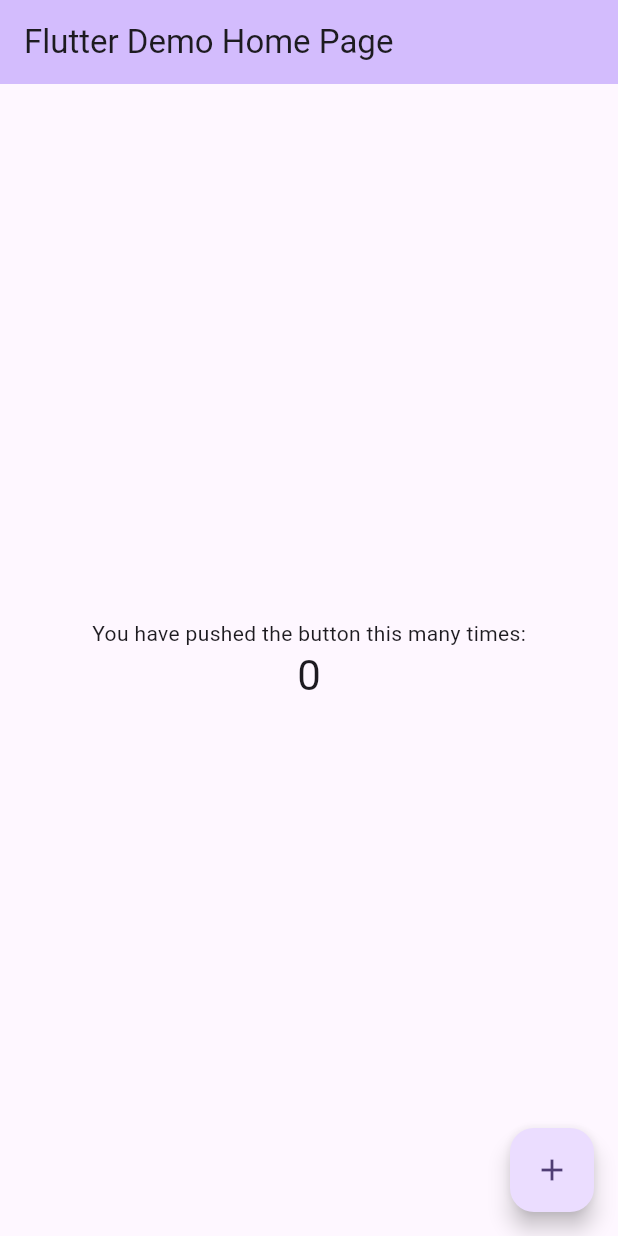
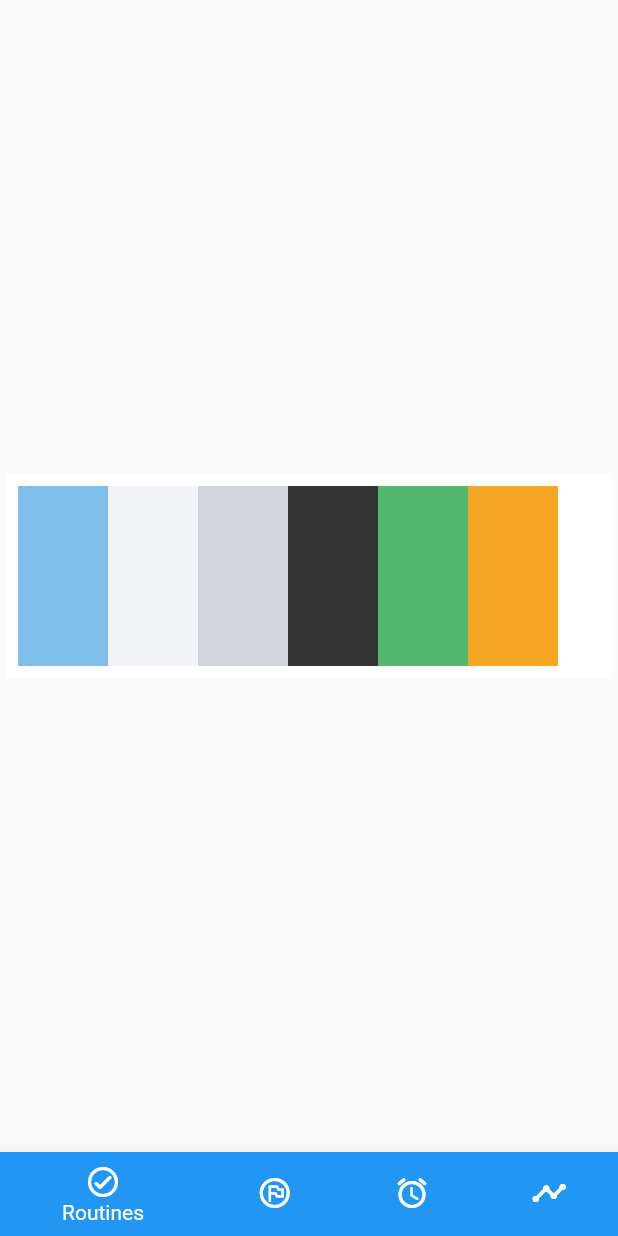
Before and after one commit to BLAS-Hugo/routine_app, a Flutter app: the screen it shows after launch, on a phone screen of 412 x 824 dp. Run offline on Flutter 3.47's test engine with Material 2 defaults, Android fonts, the light colour scheme and no system bars.

Commit message:
Tests de couleurs et de themes

```diff
--- /dev/null
+++ b/lib/features/color_testing.dart
@@ -0,0 +1,26 @@
+import 'package:flutter/material.dart';
+
+class ColorTesting extends StatelessWidget {
+  const ColorTesting({super.key});
+
+  final List<Color> colors = const [Color(0xff7FBEEB), Color(0xffF2F4F8), Color(0xffD1D5DB), Color(0xff333333), Color(0xff50B96F), Color(0xffF5A623),];
+
+  @override
+  Widget build(BuildContext context) {
+    return ColoredBox(
+      color: Colors.white,
+      child: Padding(
+        padding: const EdgeInsets.all(8.0),
+        child: Row(
+          children: colors
+              .map((color) => Container(
+                    height: 120,
+                    width: 60,
+                    color: color,
+                  ))
+              .toList(),
+        ),
+      ),
+    );
+  }
+}
--- /dev/null
+++ b/lib/features/home/pages/home.dart
@@ -0,0 +1,65 @@
+import 'package:flutter/material.dart';
+import 'package:routine/features/color_testing.dart';
+import 'package:routine/theme/theme_constants.dart';
+
+class Home extends StatefulWidget {
+  const Home({super.key});
+
+  @override
+  State<Home> createState() => _HomeState();
+}
+
+class _HomeState extends State<Home> {
+  int index = 0;
+
+  @override
+  Widget build(BuildContext context) {
+    return Scaffold(
+      body: Padding(
+        padding: const EdgeInsets.all(4.0),
+        child: Center(
+          child: ColorTesting(),
+        ),
+      ),
+      bottomNavigationBar: BottomNavigationBar(
+        backgroundColor: Colors.blue,
+        currentIndex: index,
+        onTap: (int newIndex) {
+          setState(() {
+            index = newIndex;
+          });
+        },
+        items: [
+          BottomNavigationBarItem(
+            backgroundColor: Colors.blue,
+            icon: Icon(
+              Icons.check_circle_outline_rounded,
+            ),
+            label: "Routines",
+          ),
+          BottomNavigationBarItem(
+            backgroundColor: Colors.blue,
+            icon: Icon(
+              Icons.flag_circle_outlined,
+            ),
+            label: "Objectifs",
+          ),
+          BottomNavigationBarItem(
+            backgroundColor: Colors.blue,
+            icon: Icon(
+              Icons.access_alarm_rounded,
+            ),
+            label: "Rappels",
+          ),
+          BottomNavigationBarItem(
+            backgroundColor: Colors.blue,
+            icon: Icon(
+              Icons.timeline_rounded,
+            ),
+            label: "Progrès",
+          ),
+        ],
+      ),
+    );
+  }
+}
--- a/lib/main.dart
+++ b/lib/main.dart
@@ -1,4 +1,6 @@
 import 'package:flutter/material.dart';
+import 'package:routine/features/home/pages/home.dart';
+import 'package:routine/theme/theme_constants.dart';
 
 void main() {
   runApp(const MyApp());
@@ -10,81 +12,8 @@ class MyApp extends StatelessWidget {
   @override
   Widget build(BuildContext context) {
     return MaterialApp(
-      title: 'Flutter Demo',
-      theme: ThemeData(
-        colorScheme: ColorScheme.fromSeed(seedColor: Colors.deepPurple),
-        useMaterial3: true,
-      ),
-      home: const MyHomePage(title: 'Flutter Demo Home Page'),
+      title: 'Routines',
+      home: const Home(),
     );
   }
 }
-
-class MyHomePage extends StatefulWidget {
-  const MyHomePage({super.key, required this.title});
-
-  final String title;
-
-  @override
-  State<MyHomePage> createState() => _MyHomePageState();
-}
-
-class _MyHomePageState extends State<MyHomePage> {
-  int _counter = 0;
-
-  void _incrementCounter() {
-    setState(() {
-      _counter++;
-    });
-  }
-
-  @override
-  Widget build(BuildContext context) {
-
-    return Scaffold(
-      appBar: AppBar(
-        // TRY THIS: Try changing the color here to a specific color (to
-        // Colors.amber, perhaps?) and trigger a hot reload to see the AppBar
-        // change color while the other colors stay the same.
-        backgroundColor: Theme.of(context).colorScheme.inversePrimary,
-        // Here we take the value from the MyHomePage object that was created by
-        // the App.build method, and use it to set our appbar title.
-        title: Text(widget.title),
-      ),
-      body: Center(
-        // Center is a layout widget. It takes a single child and positions it
-        // in the middle of the parent.
-        child: Column(
-          // Column is also a layout widget. It takes a list of children and
-          // arranges them vertically. By default, it sizes itself to fit its
-          // children horizontally, and tries to be as tall as its parent.
-          //
-          // Column has various properties to control how it sizes itself and
-          // how it positions its children. Here we use mainAxisAlignment to
-          // center the children vertically; the main axis here is the vertical
-          // axis because Columns are vertical (the cross axis would be
-          // horizontal).
-          //
-          // TRY THIS: Invoke "debug painting" (choose the "Toggle Debug Paint"
-          // action in the IDE, or press "p" in the console), to see the
-          // wireframe for each widget.
-          mainAxisAlignment: MainAxisAlignment.center,
-          children: <Widget>[
-            const Text(
-              'You have pushed the button this many times:',
-            ),
-            Text(
-              '$_counter',
-              style: Theme.of(context).textTheme.headlineMedium,
-            ),
-          ],
-        ),
-      ),
-      floatingActionButton: FloatingActionButton(
-        onPressed: _incrementCounter,
-        tooltip: 'Increment',
-        child: const Icon(Icons.add),
-      ), // This trailing comma makes auto-formatting nicer for build methods.
-    );
-  }
-}
--- /dev/null
+++ b/lib/theme/theme_constants.dart
@@ -0,0 +1,17 @@
+import 'package:flutter/material.dart';
+
+final ThemeData lightTheme = ThemeData.light().copyWith(
+  useMaterial3: true,
+  colorScheme: ColorScheme.light(
+    primary: Color(0xFF7FBEEB),
+    secondary: Color(0xFF50B96F),
+    background: Color(0xFFF2F4F8),
+    surface: Color(0xFFFFFFFF),
+    onPrimary: Color(0xFFFFFFFF),
+    onSecondary: Color(0xFF333333),
+    onBackground: Color(0xFF333333),
+    onSurface: Color(0xFF333333),
+    error: Color(0xFFD32F2F),
+    onError: Color(0xFFFFFFFF),
+  ),
+);
```
Also changed, not shown: lib/app.dart (added), 1 other file.
